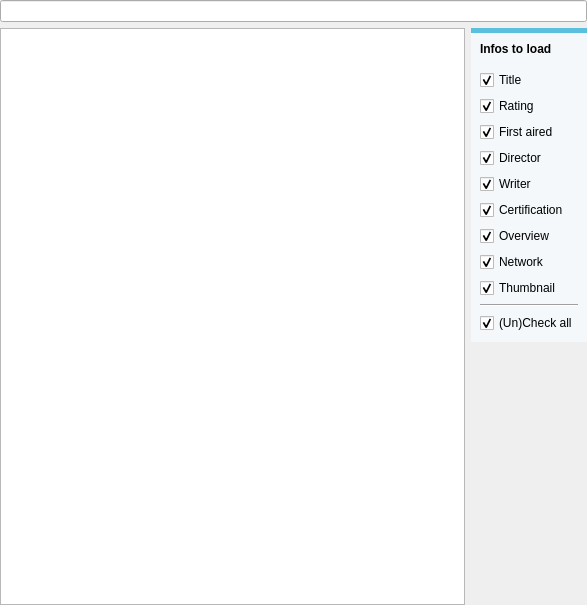
This is tvShows/TvShowSearchEpisode.ui in Komet/MediaElch as Qt 5 draws it before an edit. The edited form follows.
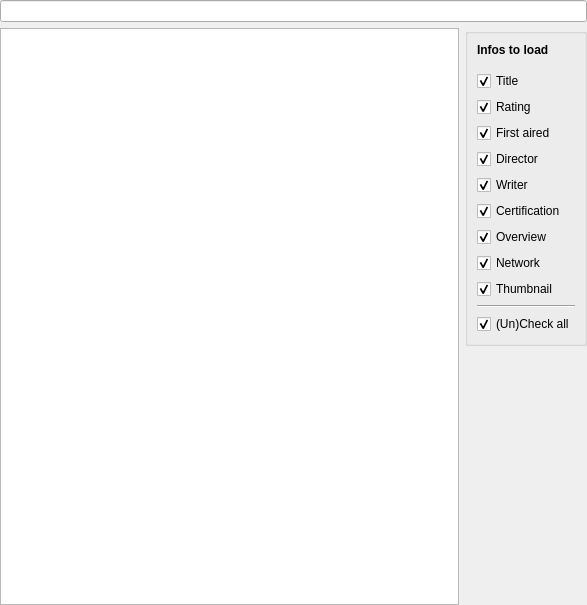
This is the edited form. Custom widgets are drawn as their Qt base class.

```diff
--- a/tvShows/TvShowSearchEpisode.ui
+++ b/tvShows/TvShowSearchEpisode.ui
@@ -33,12 +33,6 @@
     <layout class="QHBoxLayout" name="horizontalLayout_3">
      <item>
       <widget class="QTableWidget" name="results">
-       <property name="styleSheet">
-        <string notr="true">alternate-background-color: rgb(243, 246, 250);
-color: #395265;
-selection-background-color: qlineargradient(spread:pad, x1:0, y1:0, x2:0, y2:1, stop:0 #4185b6, stop:1 #1b6aa5);
-</string>
-       </property>
        <property name="editTriggers">
         <set>QAbstractItemView::NoEditTriggers</set>
        </property>
@@ -74,13 +68,6 @@
       <layout class="QVBoxLayout" name="verticalLayout_2">
        <item>
         <widget class="QGroupBox" name="groupBox">
-         <property name="styleSheet">
-          <string notr="true">QGroupBox {
-    border-radius: 0px;
-    border-top: 5px solid #5BC0DE; 
-    background-color: #F4F8FA;
-}</string>
-         </property>
          <property name="title">
           <string/>
          </property>
```
